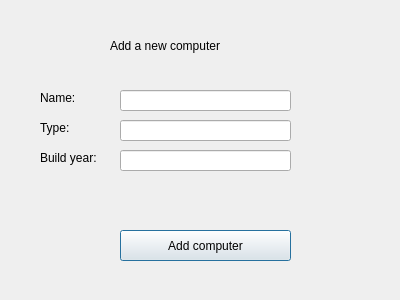
maggawaage/skil3, file computersdialog.ui: the form before one commit.
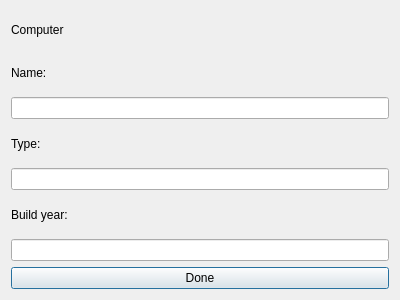
The form after the commit.

Patch:
```diff
--- a/computersdialog.ui
+++ b/computersdialog.ui
@@ -13,114 +13,68 @@
   <property name="windowTitle">
    <string>Dialog</string>
   </property>
-  <widget class="QLineEdit" name="inputCBuildYear">
-   <property name="geometry">
-    <rect>
-     <x>120</x>
-     <y>150</y>
-     <width>171</width>
-     <height>21</height>
-    </rect>
-   </property>
-   <property name="text">
-    <string/>
-   </property>
-  </widget>
-  <widget class="QLabel" name="labelType">
-   <property name="geometry">
-    <rect>
-     <x>40</x>
-     <y>120</y>
-     <width>59</width>
-     <height>16</height>
-    </rect>
-   </property>
-   <property name="text">
-    <string>Type:</string>
-   </property>
-  </widget>
-  <widget class="QLineEdit" name="inputCType">
-   <property name="geometry">
-    <rect>
-     <x>120</x>
-     <y>120</y>
-     <width>171</width>
-     <height>21</height>
-    </rect>
-   </property>
-   <property name="text">
-    <string/>
-   </property>
-  </widget>
+  <layout class="QVBoxLayout" name="verticalLayout">
+   <item>
   <widget class="QLabel" name="label">
-   <property name="geometry">
-    <rect>
-     <x>110</x>
-     <y>30</y>
-     <width>171</width>
-     <height>31</height>
-    </rect>
-   </property>
    <property name="styleSheet">
     <string notr="true">font: 13pt &quot;American Typewriter&quot;;
 font: 18pt &quot;.SF NS Text&quot;;</string>
    </property>
    <property name="text">
-    <string>Add a new computer</string>
-   </property>
-  </widget>
-  <widget class="QPushButton" name="pushButtonAddComputer">
-   <property name="geometry">
-    <rect>
-     <x>120</x>
-     <y>230</y>
-     <width>171</width>
-     <height>31</height>
-    </rect>
-   </property>
-   <property name="text">
-    <string>Add computer</string>
-   </property>
-  </widget>
+      <string>Computer</string>
+     </property>
+    </widget>
+   </item>
+   <item>
   <widget class="QLabel" name="labelCName">
-   <property name="geometry">
-    <rect>
-     <x>40</x>
-     <y>90</y>
-     <width>59</width>
-     <height>16</height>
-    </rect>
-   </property>
    <property name="text">
     <string>Name:</string>
    </property>
   </widget>
+   </item>
+   <item>
+    <widget class="QLineEdit" name="inputCName">
+     <property name="text">
+      <string/>
+     </property>
+    </widget>
+   </item>
+   <item>
+    <widget class="QLabel" name="labelType">
+     <property name="text">
+      <string>Type:</string>
+     </property>
+    </widget>
+   </item>
+   <item>
+    <widget class="QLineEdit" name="inputCType">
+     <property name="text">
+      <string/>
+     </property>
+    </widget>
+   </item>
+   <item>
   <widget class="QLabel" name="labelBuildYear">
-   <property name="geometry">
-    <rect>
-     <x>40</x>
-     <y>150</y>
-     <width>71</width>
-     <height>16</height>
-    </rect>
-   </property>
    <property name="text">
     <string>Build year:</string>
    </property>
   </widget>
-  <widget class="QLineEdit" name="inputCName">
-   <property name="geometry">
-    <rect>
-     <x>120</x>
-     <y>90</y>
-     <width>171</width>
-     <height>21</height>
-    </rect>
-   </property>
+   </item>
+   <item>
+    <widget class="QLineEdit" name="inputCBuildYear">
    <property name="text">
     <string/>
    </property>
   </widget>
+   </item>
+   <item>
+    <widget class="QPushButton" name="pushButtonAddComputer">
+     <property name="text">
+      <string>Done</string>
+     </property>
+    </widget>
+   </item>
+  </layout>
  </widget>
  <resources/>
  <connections/>
```
Lines whose indentation alone changed are shown as unchanged.
